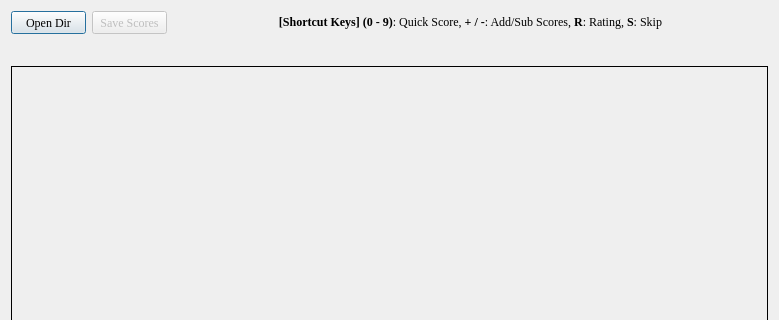
Before: the Qt Designer form StreetViewRatingApp/StreetViewRatingApp.ui in zhangan15/CUG_GIS_YAO_x64, drawn with Qt 5; both pictures show x 0 to 779 and y 0 to 320 of the 779 by 494 pixel window.
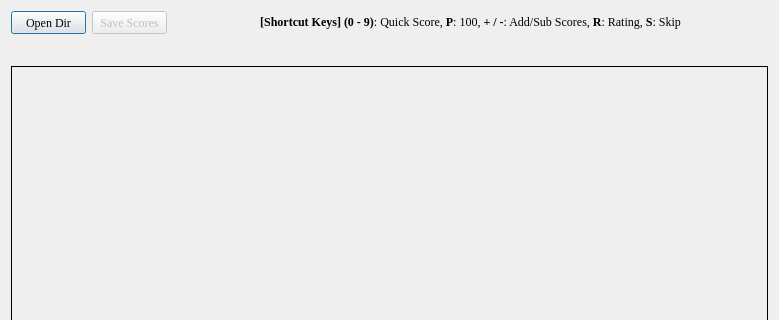
After: the same form once the commit is applied.

The edit to the form file:
```diff
--- a/StreetViewRatingApp/StreetViewRatingApp.ui
+++ b/StreetViewRatingApp/StreetViewRatingApp.ui
@@ -106,7 +106,7 @@
         </font>
        </property>
        <property name="text">
-        <string>&lt;html&gt;&lt;head/&gt;&lt;body&gt;&lt;p&gt;&lt;span style=&quot; font-weight:600;&quot;&gt;[Shortcut Keys] (0 - 9)&lt;/span&gt;: Quick Score, &lt;span style=&quot; font-weight:600;&quot;&gt;+ / -&lt;/span&gt;: Add/Sub Scores, &lt;span style=&quot; font-weight:600;&quot;&gt;R&lt;/span&gt;: Rating, &lt;span style=&quot; font-weight:600;&quot;&gt;S&lt;/span&gt;: Skip&lt;/p&gt;&lt;/body&gt;&lt;/html&gt;</string>
+        <string>&lt;html&gt;&lt;head/&gt;&lt;body&gt;&lt;p&gt;&lt;span style=&quot; font-weight:600;&quot;&gt;[Shortcut Keys] (0 - 9)&lt;/span&gt;: Quick Score, &lt;span style=&quot; font-weight:600;&quot;&gt;P&lt;/span&gt;: 100,  &lt;span style=&quot; font-weight:600;&quot;&gt;+ / -&lt;/span&gt;: Add/Sub Scores, &lt;span style=&quot; font-weight:600;&quot;&gt;R&lt;/span&gt;: Rating, &lt;span style=&quot; font-weight:600;&quot;&gt;S&lt;/span&gt;: Skip&lt;/p&gt;&lt;/body&gt;&lt;/html&gt;</string>
        </property>
        <property name="alignment">
         <set>Qt::AlignCenter</set>
```
